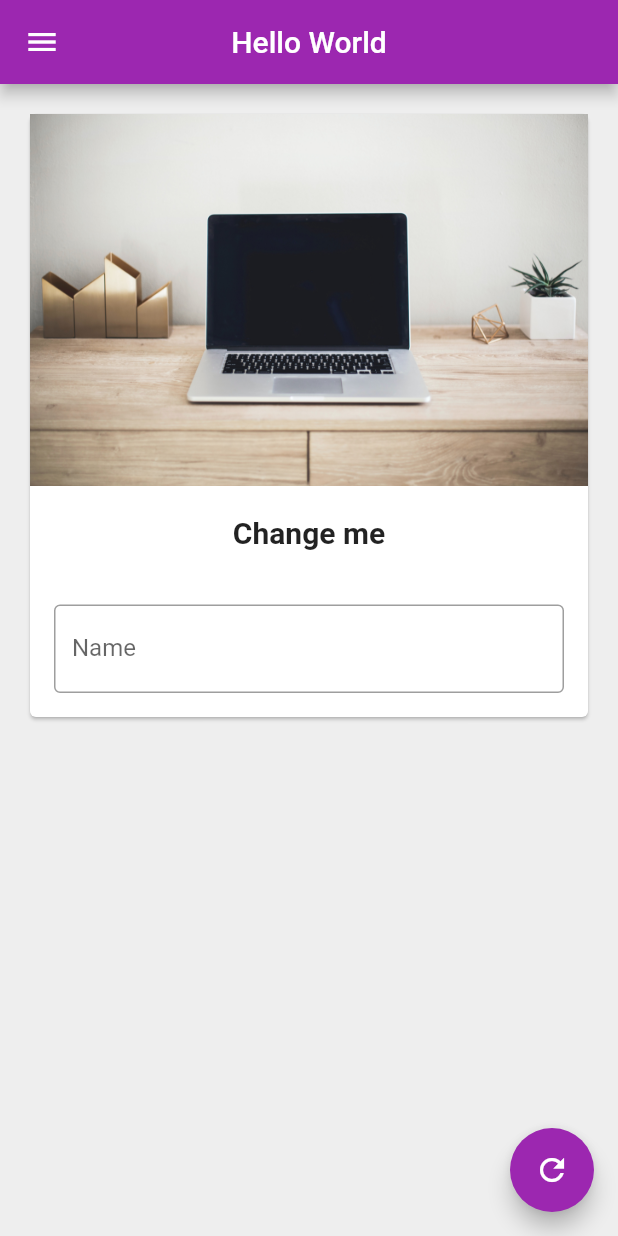
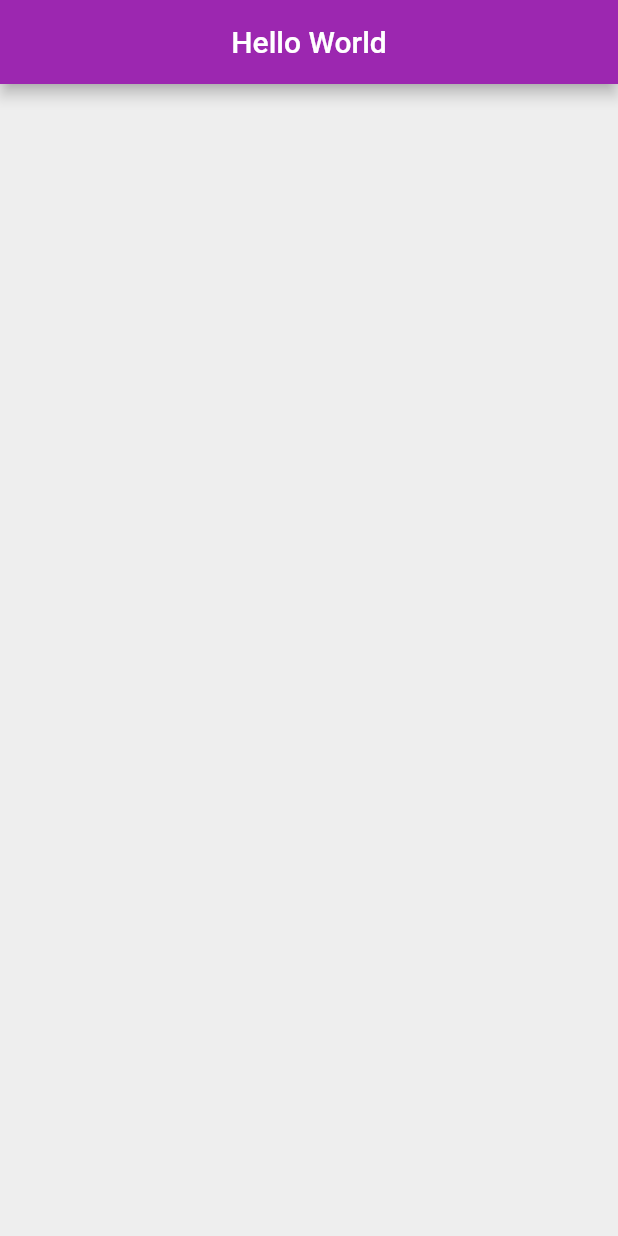
Before and after one commit to WaseemVirk00/flutter_learning_projects, a Flutter app: the screen it shows after launch, on a phone screen of 412 x 824 dp. Run offline on Flutter 3.47's test engine with Material 2 defaults, Android fonts, the phone set to English and light mode, and no system bars.

Commit message:
Hello World App

```diff
--- a/lib/change_name_mycard.dart
+++ /dev/null
@@ -1,46 +0,0 @@
-import 'package:flutter/material.dart';
-
-class change_name_mycard extends StatelessWidget {
-  const change_name_mycard({
-    Key? key,
-    required this.myText,
-    required TextEditingController nameController,
-  }) : _nameController = nameController, super(key: key);
-
-  final String myText;
-  final TextEditingController _nameController;
-
-  @override
-  Widget build(BuildContext context) {
-    return Column(
-      children: <Widget>[
-        Image.asset(
-          "assets/images/laptop.jpg",
-          fit: BoxFit.cover,
-        ),
-        SizedBox(
-          height: 20,
-        ),
-        Text(
-          myText,
-          style: TextStyle(fontSize: 20, fontWeight: FontWeight.bold),
-        ),
-        SizedBox(
-          height: 20,
-        ),
-        Padding(
-          padding: const EdgeInsets.all(16.0),
-          child: TextField(
-            controller: _nameController,
-            keyboardType: TextInputType.text,
-            decoration: InputDecoration(
-              hintText: "Enter Something here",
-              labelText: "Name",
-              border: OutlineInputBorder(),
-            ),
-          ),
-        )
-      ],
-    );
-  }
-}
--- a/lib/pages/home_page.dart
+++ b/lib/pages/home_page.dart
@@ -1,6 +1,4 @@
 import 'package:flutter/material.dart';
-import 'package:hello_world/change_name_mycard.dart';
-import 'package:hello_world/drawer.dart';
 
 class HomePage extends StatefulWidget {
   const HomePage({Key? key}) : super(key: key);
@@ -26,22 +24,7 @@ class _HomePageState extends State<HomePage> {
         title: Text("Hello World"),
         centerTitle: true,
       ),
-      body: Padding(
-        padding: const EdgeInsets.all(16.0),
-        child: SingleChildScrollView(
-          child: Card(
-            child: change_name_mycard(myText: myText, nameController: _nameController),
-          ),
-        ),
-      ),
-      drawer: MyDrawer(),
-      floatingActionButton: FloatingActionButton(
-        onPressed: () {
-          myText = _nameController.text;
-          setState(() {});
-        },
-        child: Icon(Icons.refresh),
-      ),
+      body: Center(),
     );
   }
 }
```
Also changed, not shown: lib/drawer.dart (deleted, +0 -31 lines).
